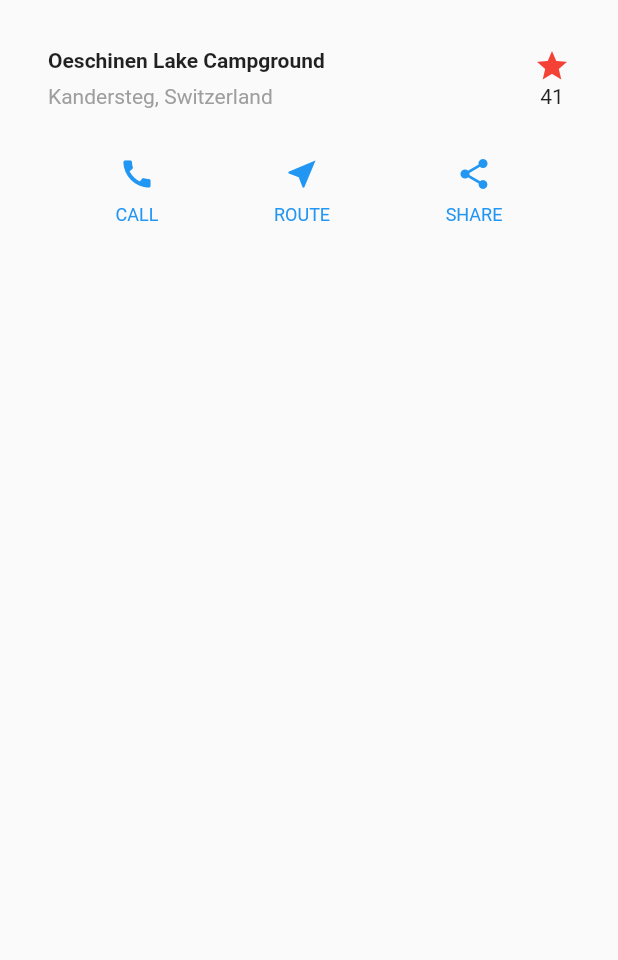
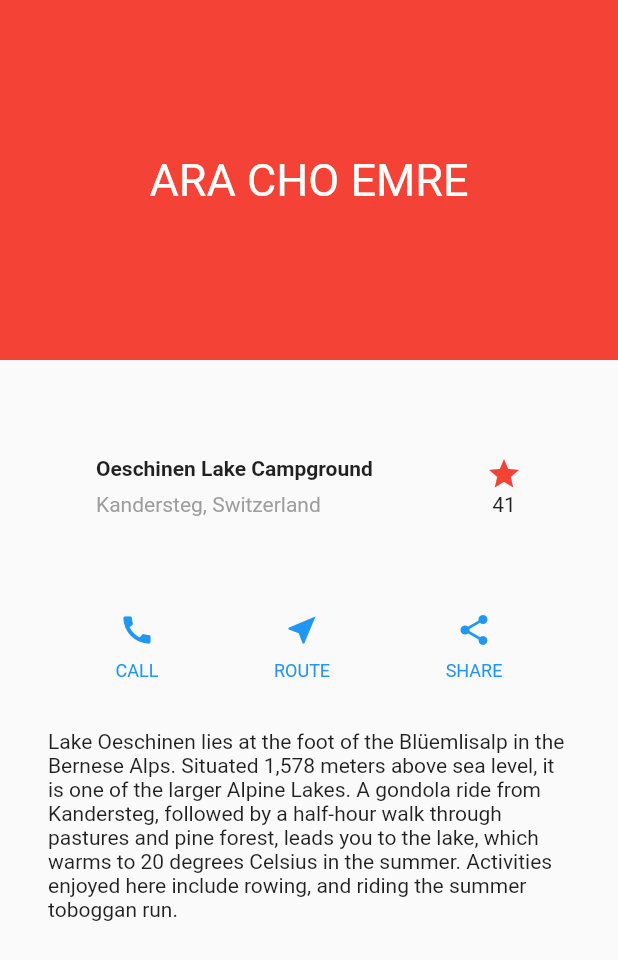
Before and after one commit to emreakcan/flutter-easy-examples, a Flutter app: the screen it shows after launch, after a tap on "CANCEL", on a phone screen of 412 x 824 dp. Shown: the top 960 px of the screen. Run offline on Flutter 3.47's test engine with Material 2 defaults, Android fonts, the phone set to English and light mode, and no system bars.

Commit message:
match parent tests

```diff
--- a/lib/app.dart
+++ b/lib/app.dart
@@ -24,8 +24,6 @@ class ShrineApp extends StatelessWidget {
   Widget build(BuildContext context) {
     return MaterialApp(
       title: 'Shrine',
-      home: HomePage(),
-      initialRoute: '/login',
       onGenerateRoute: _getRoute,
     );
   }
@@ -43,13 +41,9 @@ class ShrineApp extends StatelessWidget {
     if(settings.name == '/home'){
       return MaterialPageRoute<void>(
         settings: settings,
-        builder: (BuildContext context) => DetailPage(),
+        builder: (BuildContext context) => HomePage(),
         fullscreenDialog: true,
       );
-    }
-
-    if (settings.name != '/login') {
-      return null;
     }
 
     return MaterialPageRoute<void>(
--- a/lib/detail.dart
+++ b/lib/detail.dart
@@ -1,4 +1,6 @@
 import 'package:flutter/material.dart';
+import 'package:flutter/rendering.dart';
+import 'package:flutter/widgets.dart';
 
 class DetailPage extends StatefulWidget {
   @override
@@ -8,7 +10,6 @@ class DetailPage extends StatefulWidget {
 class _DetailPageState extends State<DetailPage> {
   @override
   Widget build(BuildContext context) {
-
     Color color = Theme.of(context).primaryColor;
 
     Widget buttonSection = Container(
@@ -23,17 +24,26 @@ class _DetailPageState extends State<DetailPage> {
     );
 
     return Scaffold(
-      body: Column(
-        children: [
-          titleSection,
-          buttonSection
-        ],
-      )
-    );
+        body: Column(
+      children: [
+        Container(
+          color: Colors.red,
+          width: 600,
+          height: 240,
+          alignment: Alignment.center,
+          child: Text(
+            "ARA CHO EMRE",
+            style: TextStyle(color: Colors.white, fontSize: 30),),
+        ),
+        titleSection,
+        buttonSection,
+        textSection,
+      ],
+    ));
   }
 
   Widget titleSection = Container(
-    padding: const EdgeInsets.all(32),
+    padding: const EdgeInsets.all(64),
     child: Row(
       children: [
         Expanded(
@@ -95,7 +105,18 @@ class _DetailPageState extends State<DetailPage> {
     );
   }
 
-
+  Widget textSection = Container(
+    padding: const EdgeInsets.all(32),
+    child: Text(
+      'Lake Oeschinen lies at the foot of the Blüemlisalp in the Bernese '
+      'Alps. Situated 1,578 meters above sea level, it is one of the '
+      'larger Alpine Lakes. A gondola ride from Kandersteg, followed by a '
+      'half-hour walk through pastures and pine forest, leads you to the '
+      'lake, which warms to 20 degrees Celsius in the summer. Activities '
+      'enjoyed here include rowing, and riding the summer toboggan run.',
+      softWrap: true,
+    ),
+  );
 }
 
 // TODO: Add AccentColorOverride (103)
--- a/lib/login.dart
+++ b/lib/login.dart
@@ -41,9 +41,42 @@ class _LoginPageState extends State<LoginPage> {
               ),
               obscureText: true,
             ),
+
+            Row(
+              mainAxisAlignment: MainAxisAlignment.center,
+              children: <Widget>[
+                Expanded(
+                  flex: 1,
+                  child:  RaisedButton(
+                    child: Text('Match parent test'),
+                    onPressed: () {
+                      },
+                  ),
+                ),
+                Expanded(
+                  flex: 1,
+                  child:  RaisedButton(
+                    child: Text('Flex 1'),
+                    onPressed: () {
+                    },
+                  ),
+                ),
+              ],
+            ),
+
             ButtonBar(
               alignment: MainAxisAlignment.center,
+              mainAxisSize: MainAxisSize.max,
               children: <Widget>[
+                Row(
+                  mainAxisSize: MainAxisSize.max,
+                  children: <Widget>[
+                      RaisedButton(
+                        child: Text('NEXT'),
+                        onPressed: () {
+                          Navigator.pushNamed(context, '/home');
+                        },
+                      ),
                     FlatButton(
                       child: Text('CANCEL'),
                       onPressed: () {
@@ -54,10 +87,20 @@ class _LoginPageState extends State<LoginPage> {
                         Navigator.pushNamed(context, '/detail');
                       },
                     ),
+                  ],
+                ),
+              ],
+            ),
+            Column(
+              crossAxisAlignment: CrossAxisAlignment.stretch,
+              children: <Widget>[
                 RaisedButton(
-                  child: Text('NEXT'),
+                  child: Text('CANCEL'),
                   onPressed: () {
-                    Navigator.pushNamed(context, '/home');
+                    _usernameController.clear();
+                    _passwordController.clear();
+
+                    Navigator.pushNamed(context, '/detail');
                   },
                 ),
               ],
```
Lines whose indentation alone changed are shown as unchanged.
